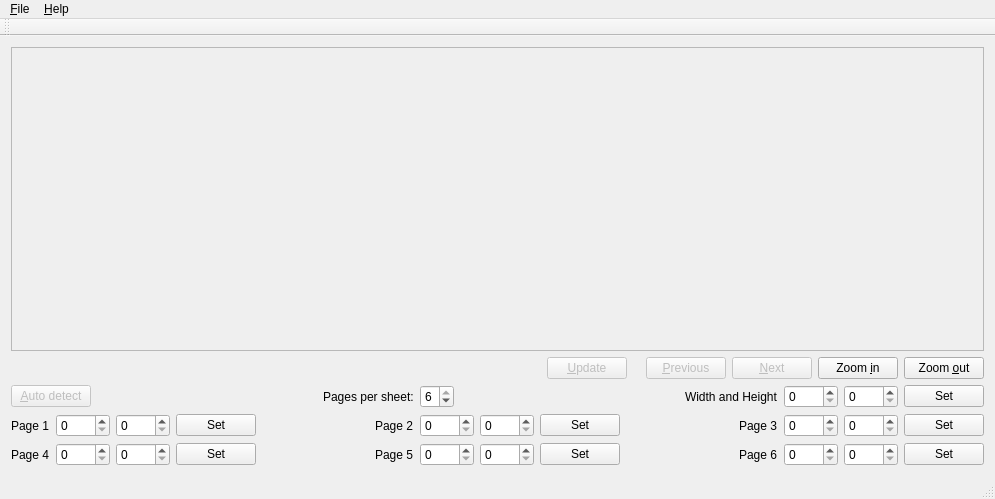
cges30901/pdfhandoutcrop, file mainwindow.ui: the form before one commit.
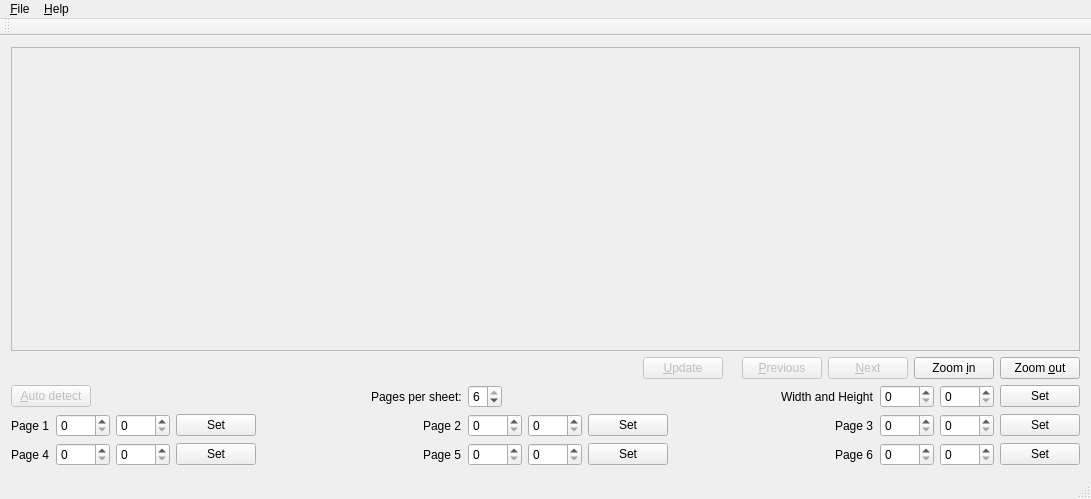
The form after the commit. Custom widgets are drawn as their Qt base class.

Commit message: use event filter instead of subclassing QLabel

Patch:
```diff
--- a/mainwindow.ui
+++ b/mainwindow.ui
@@ -6,7 +6,7 @@
    <rect>
     <x>0</x>
     <y>0</y>
-    <width>995</width>
+    <width>1091</width>
     <height>499</height>
    </rect>
   </property>
@@ -31,13 +31,13 @@
         <rect>
          <x>0</x>
          <y>0</y>
-         <width>975</width>
-         <height>251</height>
+         <width>1071</width>
+         <height>249</height>
         </rect>
        </property>
        <layout class="QHBoxLayout" name="horizontalLayout_5">
         <item>
-         <widget class="SelectPointLabel" name="labelSelectPoint">
+         <widget class="QLabel" name="labelSelectPoint">
           <property name="sizePolicy">
            <sizepolicy hsizetype="Preferred" vsizetype="Preferred">
             <horstretch>0</horstretch>
@@ -456,8 +456,8 @@
     <rect>
      <x>0</x>
      <y>0</y>
-     <width>995</width>
-     <height>29</height>
+     <width>1091</width>
+     <height>32</height>
     </rect>
    </property>
    <widget class="QMenu" name="menu_File">
@@ -508,13 +508,6 @@
   </action>
  </widget>
  <layoutdefault spacing="6" margin="11"/>
- <customwidgets>
-  <customwidget>
-   <class>SelectPointLabel</class>
-   <extends>QLabel</extends>
-   <header>selectpointlabel.h</header>
-  </customwidget>
- </customwidgets>
  <resources/>
  <connections/>
 </ui>
```
The commit also changes 3 other files.
